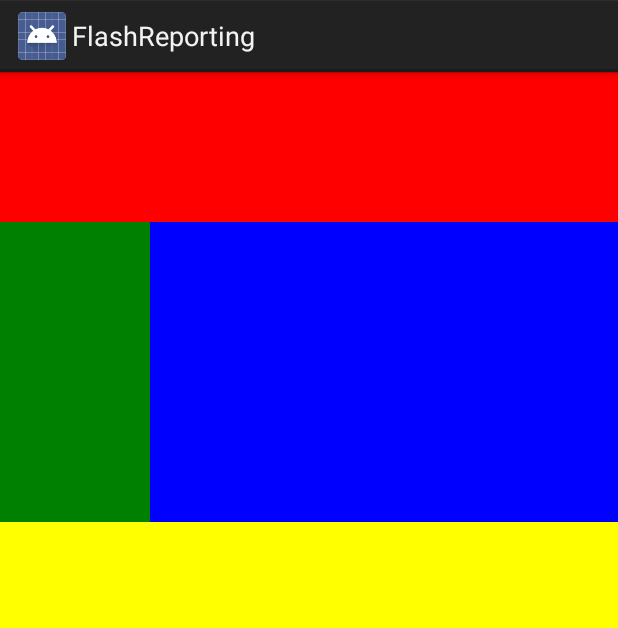
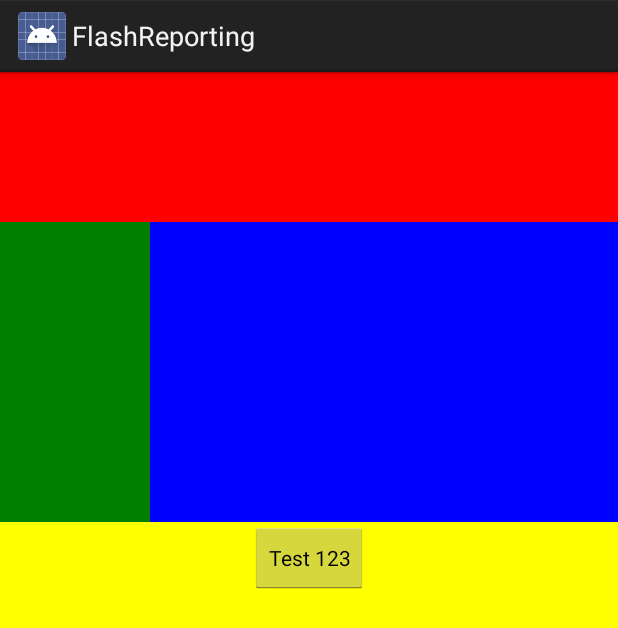
Before and after one commit to ChuckBolin/FlashReporting, an Android app: the screen it shows after launch (MainActivity), on a phone screen of 412 x 824 dp. Shown: the top 628 px of the screen. Run offline under Robolectric (Android 15) with nearby library versions, the phone set to English and light mode, and no system bars.

Commit message:
Added test code to fragment button.

```diff
--- a/app/src/main/java/com/mush4brain/flashreporting/MainActivity.java
+++ b/app/src/main/java/com/mush4brain/flashreporting/MainActivity.java
@@ -8,6 +8,8 @@ import android.os.Bundle;
 import android.view.LayoutInflater;
 import android.view.View;
 import android.view.ViewGroup;
+import android.widget.Button;
+import android.widget.Toast;
 
 
 public class MainActivity extends Activity {
@@ -57,17 +59,31 @@ public class MainActivity extends Activity {
     public FragBottom() {
     }
 
+
     @Override
     public View onCreateView(LayoutInflater inflater, ViewGroup container,
                              Bundle savedInstanceState) {
       View rootView = inflater
               .inflate(R.layout.container_bottom, container, false);
+      Button button1 = (Button)rootView.findViewById(R.id.buttonTest);
+      button1.setOnClickListener(this);
       return rootView;
     }
 
+//    public void testButtonClick() {
+//      Toast.makeText(getActivity(), "Button test2", Toast.LENGTH_SHORT);
+//    }
     @Override
     public void onClick(View v){
+      if (v.getId() == R.id.buttonTest){
+        Toast.makeText(getActivity(), "Button test33", Toast.LENGTH_SHORT).show();
+
+
+      }
+//      Toast.makeText(getActivity(), "Button test", Toast.LENGTH_SHORT);
     }
+
+
   }
 
   //left fragment
--- a/app/src/main/res/layout/container_bottom.xml
+++ b/app/src/main/res/layout/container_bottom.xml
@@ -3,4 +3,13 @@
               android:layout_width="match_parent"
               android:layout_height="match_parent"
               android:orientation="vertical" >
+
+    <Button
+        style="?android:attr/buttonStyleSmall"
+        android:layout_width="wrap_content"
+        android:layout_height="wrap_content"
+        android:text="@string/buttonTest"
+        android:id="@+id/buttonTest"
+
+        android:layout_gravity="center_horizontal"/>
 </LinearLayout>
--- a/app/src/main/res/values/strings.xml
+++ b/app/src/main/res/values/strings.xml
@@ -4,5 +4,5 @@
     <string name="app_name">FlashReporting</string>
     <string name="hello_world">Hello world!</string>
     <string name="action_settings">Settings</string>
-
+    <string name="buttonTest">Test 123</string>
 </resources>
```
